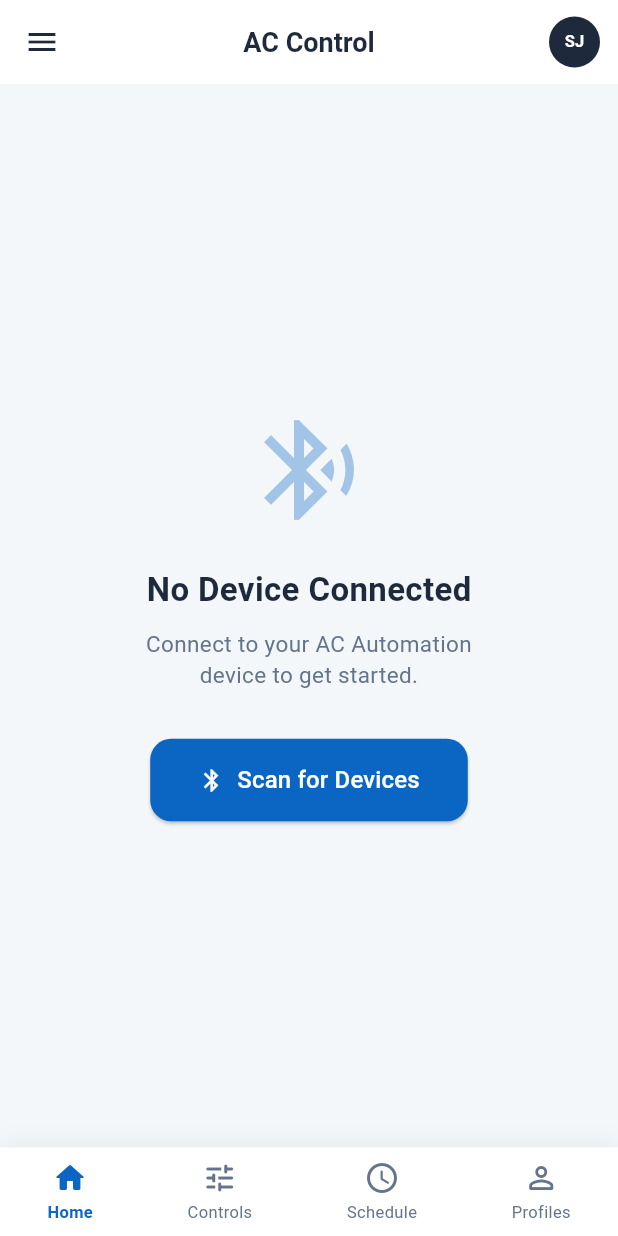
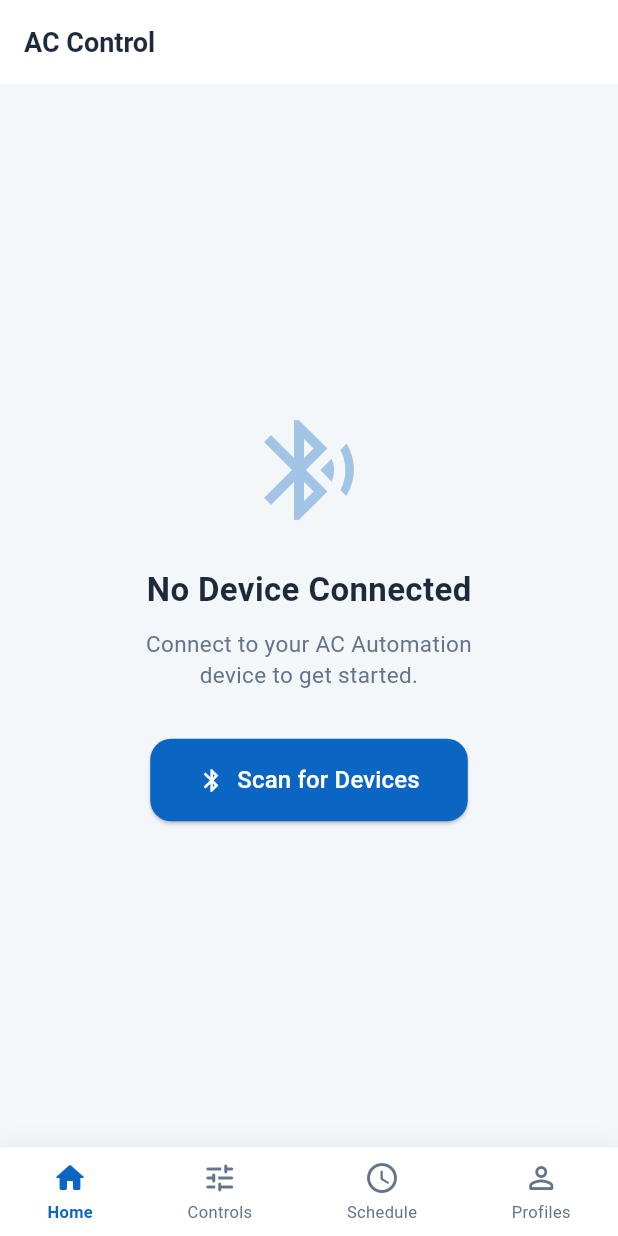
Before and after one commit to AntonyJuza/ac_automation, a Flutter app: the screen it shows after launch, on a phone screen of 412 x 824 dp. Run offline on Flutter 3.47's test engine with Material 3 defaults, Android fonts, the light colour scheme and no system bars; our stand-ins replace flutter_blue_plus, go_router, permission_handler, shared_preferences.

Commit message:
Add `optional` parameter to several learn screen buttons and disable home screen app bar styling and avatar UI.

```diff
--- a/lib/screens/home_screen.dart
+++ b/lib/screens/home_screen.dart
@@ -100,13 +100,13 @@ class _HomeScreenState extends State<HomeScreen> {
 
   PreferredSizeWidget _buildAppBar(BLEService bleService) {
     return AppBar(
-      backgroundColor: AppColors.primaryBackground,
-      elevation: 0,
-      centerTitle: true,
-      leading: IconButton(
-        icon: const Icon(Icons.menu, color: AppColors.textPrimary),
-        onPressed: () {},
-      ),
+      // backgroundColor: AppColors.primaryBackground,
+      // elevation: 0,
+      // centerTitle: true,
+      // leading: IconButton(
+      //   icon: const Icon(Icons.menu, color: AppColors.textPrimary),
+      //   onPressed: () {},
+      // ),
       title: const Text(
         'AC Control',
         style: TextStyle(
@@ -152,24 +152,24 @@ class _HomeScreenState extends State<HomeScreen> {
             ),
           ),
         // Avatar
-        Padding(
-          padding: const EdgeInsets.only(right: 12),
-          child: GestureDetector(
-            onTap: () {},
-            child: CircleAvatar(
-              radius: 17,
-              backgroundColor: AppColors.textPrimary,
-              child: const Text(
-                'SJ',
-                style: TextStyle(
-                  color: Colors.white,
-                  fontSize: 11,
-                  fontWeight: FontWeight.bold,
-                ),
-              ),
-            ),
-          ),
-        ),
+        // Padding(
+        //   padding: const EdgeInsets.only(right: 12),
+        //   child: GestureDetector(
+        //     onTap: () {},
+        //     child: CircleAvatar(
+        //       radius: 17,
+        //       backgroundColor: AppColors.textPrimary,
+        //       child: const Text(
+        //         'SJ',
+        //         style: TextStyle(
+        //           color: Colors.white,
+        //           fontSize: 11,
+        //           fontWeight: FontWeight.bold,
+        //         ),
+        //       ),
+        //     ),
+        //   ),
+        // ),
       ],
     );
   }
```
Also changed, not shown: lib/screens/learn_screen.dart (+4 -4 lines).
